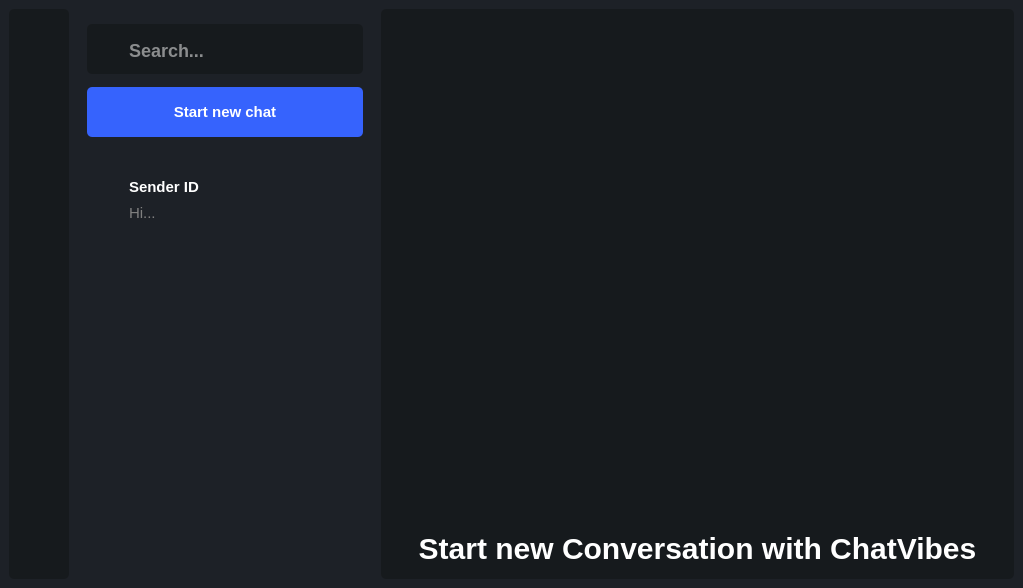
Above: mainwindow.ui from MarkoSami/ChatVibes before the change. Below: the same form after it.
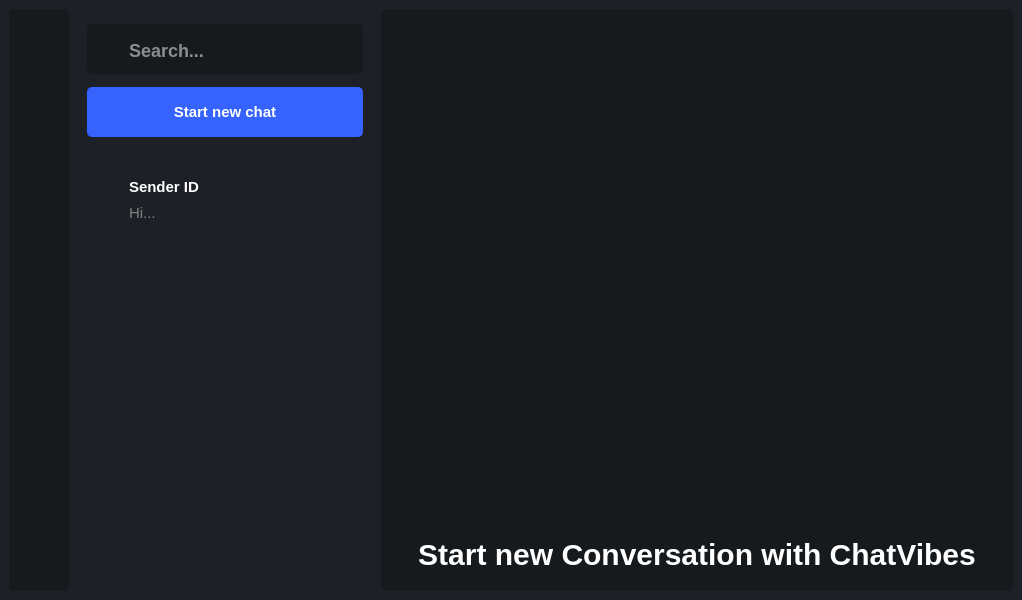
That is the form after the change. Icons and pictures are not drawn.

Diff of the .ui file:
```diff
--- a/mainwindow.ui
+++ b/mainwindow.ui
@@ -6,8 +6,8 @@
    <rect>
     <x>0</x>
     <y>0</y>
-    <width>1023</width>
-    <height>588</height>
+    <width>1022</width>
+    <height>600</height>
    </rect>
   </property>
   <property name="windowTitle">
@@ -192,7 +192,7 @@
               <x>0</x>
               <y>0</y>
               <width>282</width>
-              <height>410</height>
+              <height>422</height>
              </rect>
             </property>
             <property name="sizePolicy">
@@ -336,6 +336,19 @@
 border-radius : 5px ;</string>
         </property>
         <layout class="QVBoxLayout" name="verticalLayout_9">
+         <item>
+          <spacer name="verticalSpacer_4">
+           <property name="orientation">
+            <enum>Qt::Vertical</enum>
+           </property>
+           <property name="sizeHint" stdset="0">
+            <size>
+             <width>20</width>
+             <height>40</height>
+            </size>
+           </property>
+          </spacer>
+         </item>
          <item>
           <layout class="QHBoxLayout" name="horizontalLayout_2">
            <item>
@@ -384,6 +397,19 @@
            </property>
           </widget>
          </item>
+         <item>
+          <spacer name="verticalSpacer_5">
+           <property name="orientation">
+            <enum>Qt::Vertical</enum>
+           </property>
+           <property name="sizeHint" stdset="0">
+            <size>
+             <width>20</width>
+             <height>40</height>
+            </size>
+           </property>
+          </spacer>
+         </item>
         </layout>
        </widget>
       </item>
```
Left out of the diff: 23 changed lines with no effect on the pictures.
